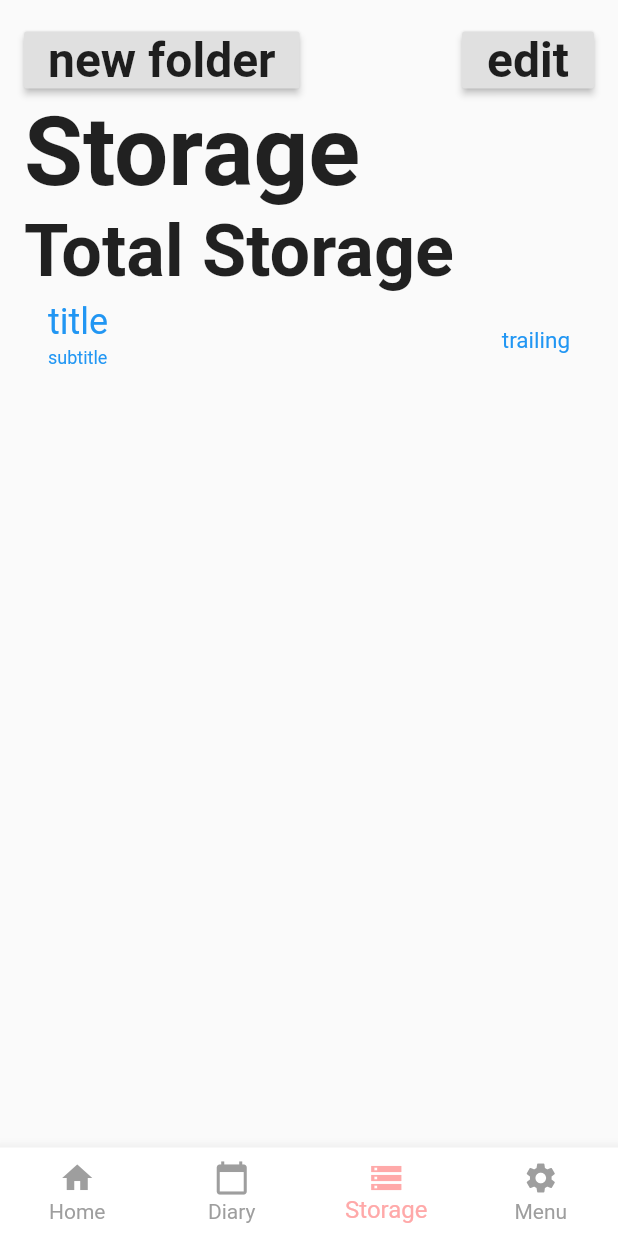
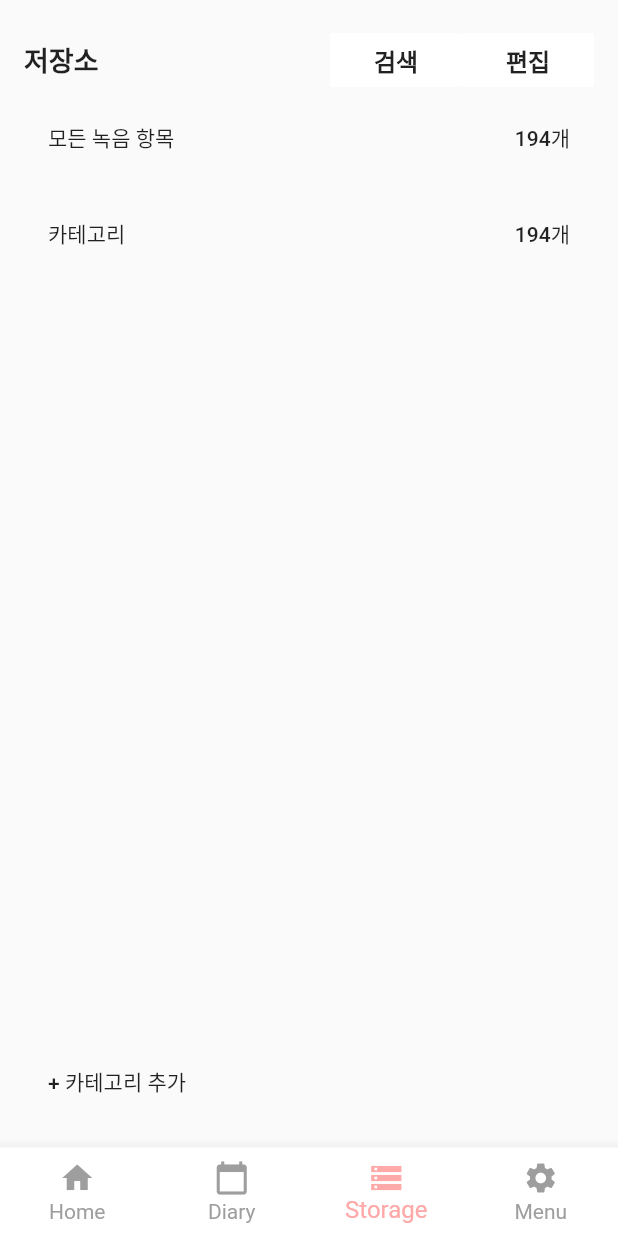
Before and after one commit to leeeeeoy/momsound-project, a Flutter app: the MainScreen screen opened directly, item 3 of the bottom bar chosen, on a phone screen of 412 x 824 dp. Run offline on Flutter 3.47's test engine with Material 2 defaults, Android fonts, the phone set to English and light mode, and no system bars; our stand-ins replace animated_splash_screen, get, page_transition; missing offline and left inert: kakao_flutter_sdk; network calls fail.

Commit message:
Update storage_screen.dart

```diff
--- a/lib/screens/storage_screen.dart
+++ b/lib/screens/storage_screen.dart
@@ -1,6 +1,5 @@
 import 'package:flutter/cupertino.dart';
 import 'package:flutter/material.dart';
-import 'package:fluttertoast/fluttertoast.dart';
 
 class StorageScreen extends StatefulWidget {
   @override
@@ -8,34 +7,15 @@ class StorageScreen extends StatefulWidget {
 }
 
 class _StorageScreenState extends State<StorageScreen> {
+  final _formKey = GlobalKey<FormState>();
+
+  final myController = TextEditingController();
+
+  // final Size size = MediaQuery.of(context).size;
   var folders = [];
-
-  void flutterToastMessageLongPressed() {
-    Fluttertoast.showToast(
-      msg: 'long pressed',
-      gravity: ToastGravity.CENTER,
-      backgroundColor: Colors.redAccent,
-      fontSize: 20,
-      textColor: Colors.white,
-      toastLength: Toast.LENGTH_LONG,
-    );
-  }
-
-  void flutterToastMessageOnTaped() {
-    Fluttertoast.showToast(
-      msg: 'on taped',
-      gravity: ToastGravity.CENTER,
-      backgroundColor: Colors.redAccent,
-      fontSize: 20,
-      textColor: Colors.white,
-      toastLength: Toast.LENGTH_LONG,
-    );
-  }
 
   @override
   Widget build(BuildContext context) {
-    // final Size size = MediaQuery.of(context).size;
-
     return Padding(
       padding: EdgeInsets.all(16),
       child: Column(
@@ -46,98 +26,156 @@ class _StorageScreenState extends State<StorageScreen> {
             child: Row(
               mainAxisAlignment: MainAxisAlignment.spaceBetween,
               children: [
-                RaisedButton(
+                Container(
+                  child: Text(
+                    '저장소',
+                    style: TextStyle(
+                      fontSize: 18,
+                      fontWeight: FontWeight.w700,
+                    ),
+                  ),
+                ),
+                Row(
+                  children: [
+                    FlatButton(
+                      color: Colors.white,
+                      onPressed: () {},
+                      child: Text(
+                        '검색',
+                        style: TextStyle(
+                          fontSize: 16,
+                          fontWeight: FontWeight.w700,
+                        ),
+                      ),
+                    ),
+                    FlatButton(
+                      color: Colors.white,
                       onPressed: () {
-                    folders.add(RaisedButton(
-                      onPressed: () {},
-                      child: Text('test'),
-                    ));
-                    // folders.add();
+                        folders.clear();
                         setState(() {});
                       },
                       child: Text(
-                    'new folder',
+                        '편집',
                         style: TextStyle(
-                      fontSize: 32,
-                      fontWeight: FontWeight.bold,
-                    ),
-                  ),
-                ),
-                RaisedButton(
-                  onPressed: () {},
-                  child: Text(
-                    'edit',
-                    style: TextStyle(
-                      fontSize: 32,
-                      fontWeight: FontWeight.bold,
+                          fontSize: 16,
+                          fontWeight: FontWeight.w700,
                         ),
                       ),
                     ),
                   ],
                 ),
-          ),
-          Container(
-            child: Text(
-              'Storage',
-              style: TextStyle(
-                fontSize: 64,
-                fontWeight: FontWeight.bold,
+              ],
             ),
           ),
+          Expanded(
+            child: Column(
+              crossAxisAlignment: CrossAxisAlignment.center,
+              children: [
+                Padding(
+                  padding: const EdgeInsets.only(
+                    bottom: 8,
                   ),
-          Container(
-            child: Text(
-              'Total Storage',
+                  child: Container(
+                    child: ListTile(
+                      onTap: () {},
+                      title: Text(
+                        '모든 녹음 항목',
                         style: TextStyle(
-                fontSize: 48,
-                fontWeight: FontWeight.bold,
+                            fontSize: 14, fontWeight: FontWeight.w500),
+                      ),
+                      trailing: Text(
+                        '194개',
+                        style: TextStyle(
+                            fontSize: 14, fontWeight: FontWeight.w500),
+                      ),
                     ),
                   ),
                 ),
                 Container(
                   child: ListTile(
+                    onTap: () {},
                     title: Text(
-                'title',
-                style: TextStyle(
-                  fontSize: 24,
-                  fontWeight: FontWeight.normal,
+                      '카테고리',
+                      style:
+                          TextStyle(fontSize: 14, fontWeight: FontWeight.w500),
+                    ),
+                    trailing: Text(
+                      '194개',
+                      style:
+                          TextStyle(fontSize: 14, fontWeight: FontWeight.w500),
                     ),
                   ),
-              subtitle: Text('subtitle'),
-              dense: true,
+                ),
+                // Container(
+                //   child: ListView.builder(
+                //     itemBuilder: (context, index) {
+                //       return ListTile(leading: folders[index]);
+                //     },
+                //     itemCount: folders.length,
+                //   ),
+                // ),
+              ],
+            ),
+          ),
+          Container(
+            child: ListTile(
               onTap: () {
-                flutterToastMessageOnTaped();
-              },
-              onLongPress: () {
                 showDialog(
                     context: context,
                     builder: (_) => CupertinoAlertDialog(
-                          title: Text('Long Press'),
-                          content: Text('Accept?'),
+                          title: Text(
+                            '폴더추가',
+                            style: TextStyle(
+                                fontSize: 14, fontWeight: FontWeight.w500),
+                          ),
+                          content: Form(
+                            key: _formKey,
+                            child: SizedBox(
+                              width: 100,
+                              height: 100,
+                              child: TextFormField(
+                                validator: (value) {
+                                  if (value.isEmpty) {
+                                    return '이름을 입력해 주세요.';
+                                  } else {
+                                    return null;
+                                  }
+                                },
+                                decoration: InputDecoration(
+                                    border: InputBorder.none, hintText: '폴더 추가', labelText: '폴더 추가'),
+                              ),
+                            ),
+                          ),
                           actions: [
                             CupertinoDialogAction(
-                              child: Text('yes'),
+                              child: Text(
+                                '취소',
+                                style: TextStyle(
+                                    fontSize: 14,
+                                    fontWeight: FontWeight.w700,
+                                    color: Color.fromARGB(255, 255, 169, 169)),
+                              ),
                             ),
                             CupertinoDialogAction(
-                              child: Text('no'),
+                              onPressed: () {
+                                if(_formKey.currentState.validate()) {
+                                  Scaffold.of(context).showSnackBar(SnackBar(content: Text('Processing Data')));
+                                }
+                              },
+                              child: Text(
+                                '확인',
+                                style: TextStyle(
+                                  fontSize: 14,
+                                  fontWeight: FontWeight.w700,
+                                  color: Color.fromARGB(255, 255, 169, 169),
+                                ),
+                              ),
                             ),
                           ],
                         ));
-
-                // flutterToastMessageLongPressed();
               },
-              selected: true,
-              trailing: Text('trailing'),
-            ),
-          ),
-          Expanded(
-            child: Container(
-              child: ListView.builder(
-                itemBuilder: (context, index) {
-                  return ListTile(leading: folders[index]);
-                },
-                itemCount: folders.length,
-              ),
+              title: Text('+ 카테고리 추가',
+                  style: TextStyle(fontSize: 14, fontWeight: FontWeight.w500)),
             ),
           ),
         ],
```
Lines whose indentation alone changed are shown as unchanged.
